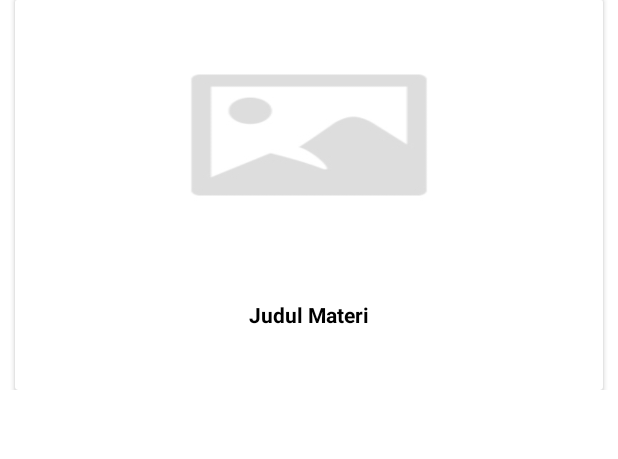
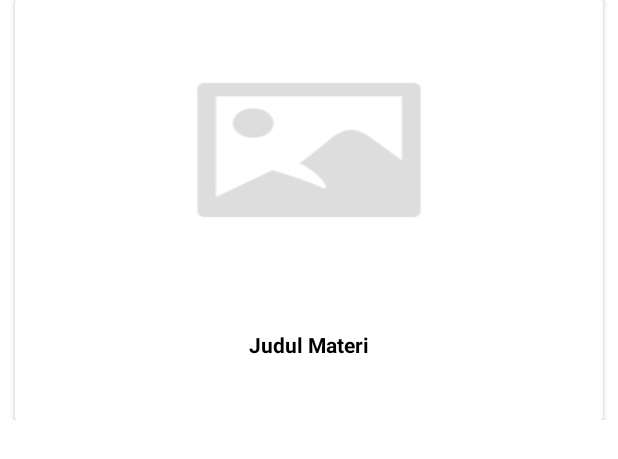
Before and after one commit to Polos69/SPN-NTB, an Android app: the layout item_materi.xml on its own in the app's theme, with its tools: preview values and no code run, on a phone screen of 412 x 824 dp. Shown: the top 459 px of the screen. Run offline under Robolectric (Android 15) with nearby library versions, the phone set to English and light mode, and no system bars.

Commit message:
Perubahan II

```diff
--- a/app/build.gradle
+++ b/app/build.gradle
@@ -15,13 +15,15 @@ android {
         multiDexEnabled true
         testInstrumentationRunner "androidx.test.runner.AndroidJUnitRunner"
     }
-
+/*
     lintOptions {
         checkReleaseBuilds false
         // Or, if you prefer, you can continue to check for errors in release builds,
         // but continue the build even when errors are found:
         abortOnError false
     }
+
+ */
 
     buildTypes {
         release {
--- a/app/src/main/AndroidManifest.xml
+++ b/app/src/main/AndroidManifest.xml
@@ -16,8 +16,10 @@
         android:theme="@style/AppTheme"
         android:usesCleartextTraffic="true"
         tools:node="replace">
+        <activity android:name=".MainAksesMateri"
+            android:theme="@style/Theme.AppCompat.Light.NoActionBar"/>
         <activity android:name=".EmptyState"
-            android:theme="@style/Theme.AppCompat.Light.NoActionBar"></activity>
+            android:theme="@style/Theme.AppCompat.Light.NoActionBar"/>
         <activity android:name=".MainJadwalDetail"
             android:theme="@style/Theme.AppCompat.Light.NoActionBar" />
         <activity
--- a/app/src/main/java/spn/ntb/mfrcrew/ui_siswa/Siswa_Ujian.java
+++ b/app/src/main/java/spn/ntb/mfrcrew/ui_siswa/Siswa_Ujian.java
@@ -83,7 +83,6 @@ protected void onCreate(Bundle savedInstanceState) {
 
 	animAlpha = AnimationUtils.loadAnimation(getApplicationContext(), R.anim.anim_hilang);
 	session = new SessionManager(getApplicationContext());
-
 
 	listSoal = new ArrayList<Soal>();
 	imageLoader = new ImageLoader(getApplicationContext());
--- a/app/src/main/res/layout/activity_main_jadwal_detail.xml
+++ b/app/src/main/res/layout/activity_main_jadwal_detail.xml
@@ -276,6 +276,7 @@
                     android:layout_width="match_parent"
                     android:layout_height="match_parent"
                     android:padding="10dp"
+                    android:orientation="horizontal"
                     android:background="@color/blue">
 
                     <TextView
--- a/app/src/main/res/layout/item_materi.xml
+++ b/app/src/main/res/layout/item_materi.xml
@@ -3,11 +3,9 @@
     xmlns:android="http://schemas.android.com/apk/res/android" android:layout_width="match_parent"
     android:layout_height="match_parent">
 
-
-
         <LinearLayout
             android:layout_width="match_parent"
-            android:layout_height="260dp"
+            android:layout_height="280dp"
             android:orientation="vertical">
 
             <androidx.cardview.widget.CardView
@@ -34,13 +32,17 @@
                         <LinearLayout
                             android:layout_width="match_parent"
                             android:layout_height="match_parent"
+                            android:gravity="center"
+                            android:layout_gravity="center"
                             android:orientation="vertical">
 
                             <ImageView
                                 android:id="@+id/gambar_galeri"
                                 android:layout_width="match_parent"
-                                android:layout_height="180dp"
+                                android:layout_height="200dp"
                                 android:layout_gravity="center"
+                                android:layout_marginLeft="10dp"
+                                android:layout_marginRight="10dp"
                                 android:scaleType="fitXY"
                                 android:src="@drawable/placeholder" />
 
--- a/gradle.properties
+++ b/gradle.properties
@@ -17,4 +17,3 @@ org.gradle.jvmargs=-Xmx2048m -Dfile.encoding=UTF-8
 android.useAndroidX=true
 # Automatically convert third-party libraries to use AndroidX
 android.enableJetifier=true
-android.enableR8.fullMode=true
```
Also changed, not shown: app/src/main/res/layout/activity_main_pre_ujian_lanjutan.xml (+4 -4 lines).
